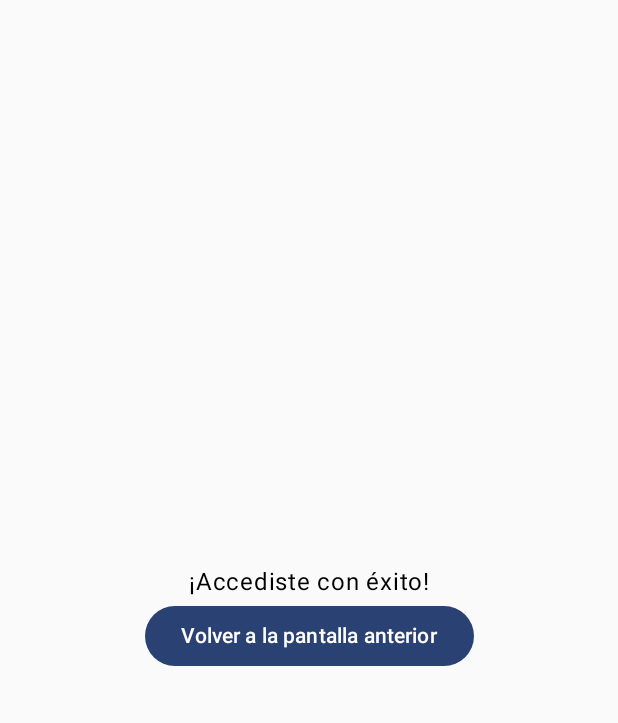
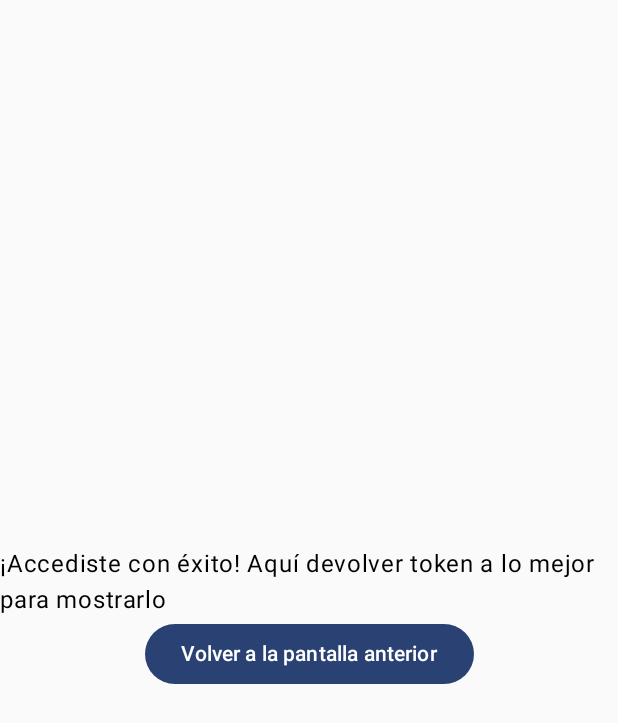
Before and after one commit to aaracan246/ProyectoLogin, an Android app built with Jetpack Compose: the ThirdScreen screen opened through its navigation route, on a phone screen of 412 x 824 dp. Shown: the top 723 px of the screen. Run offline under Robolectric (Android 15) with nearby library versions, the phone set to English and light mode, and no system bars.

Commit message:
update modificando para Retrofit

```diff
--- a/app/src/main/java/com/example/proyectologin/screen/ThirdScreen.kt
+++ b/app/src/main/java/com/example/proyectologin/screen/ThirdScreen.kt
@@ -23,7 +23,7 @@ fun ThirdBody(navController: NavController) {
         verticalArrangement = Arrangement.Center,
         horizontalAlignment = Alignment.CenterHorizontally) {
 
-        Text("¡Accediste con éxito!")
+        Text("¡Accediste con éxito! Aquí devolver token a lo mejor para mostrarlo")
 
         Button(onClick = { navController.popBackStack() }) {
             Text("Volver a la pantalla anterior")
```
